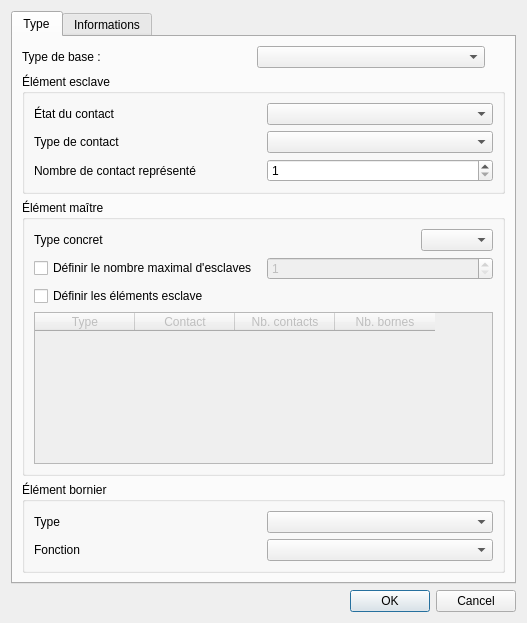
Before: the Qt Designer form sources/editor/ui/elementpropertieseditorwidget.ui in qelectrotech/qelectrotech-source-mirror, drawn with Qt 5.
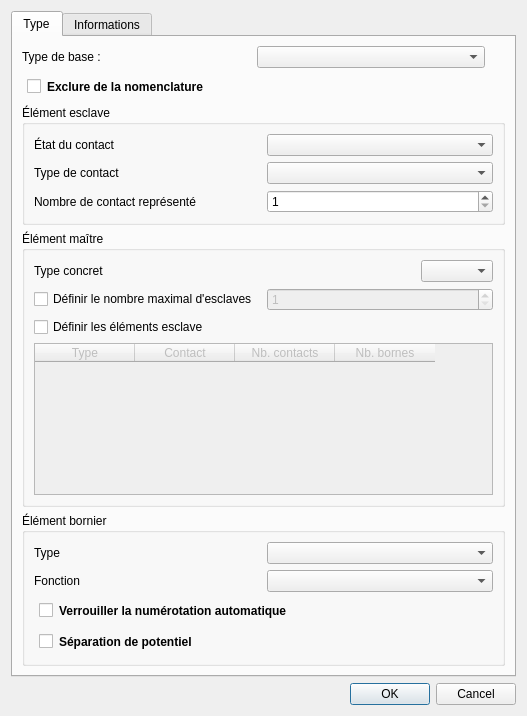
After: the same form once the commit is applied.

Commit message: Add editable "auto_num_locked"/"potential_isolating"/"exclude_from_bom" checkboxes to the element editor

Patch:
```diff
--- a/sources/editor/ui/elementpropertieseditorwidget.ui
+++ b/sources/editor/ui/elementpropertieseditorwidget.ui
@@ -54,6 +54,16 @@
         </item>
        </layout>
        </item>
+       <item>
+        <widget class="QCheckBox" name="m_exclude_from_bom_cb">
+         <property name="styleSheet">
+          <string>margin: 5px; font-weight: bold;</string>
+         </property>
+         <property name="text">
+          <string>Exclure de la nomenclature</string>
+         </property>
+        </widget>
+       </item>
        <item>
         <widget class="QGroupBox" name="m_slave_gb">
          <property name="title">
@@ -229,6 +239,26 @@
           <item row="1" column="1">
            <widget class="QComboBox" name="m_terminal_func_cb"/>
           </item>
+          <item row="2" column="0" colspan="2">
+           <widget class="QCheckBox" name="m_auto_num_locked_cb">
+            <property name="styleSheet">
+             <string>margin: 5px; font-weight: bold;</string>
+            </property>
+            <property name="text">
+             <string>Verrouiller la numérotation automatique</string>
+            </property>
+           </widget>
+          </item>
+          <item row="3" column="0" colspan="2">
+           <widget class="QCheckBox" name="m_potential_isolating_cb">
+            <property name="styleSheet">
+             <string>margin: 5px; font-weight: bold;</string>
+            </property>
+            <property name="text">
+             <string>Séparation de potentiel</string>
+            </property>
+           </widget>
+          </item>
          </layout>
         </widget>
        </item>
```
The commit also changes 1 other file.
